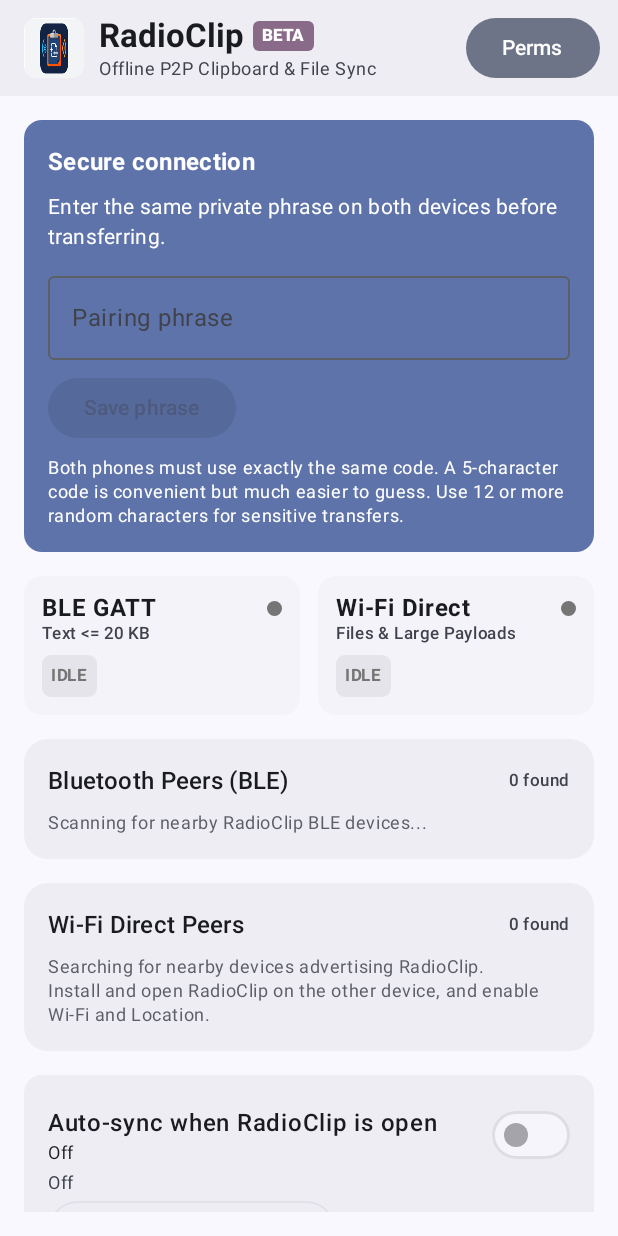
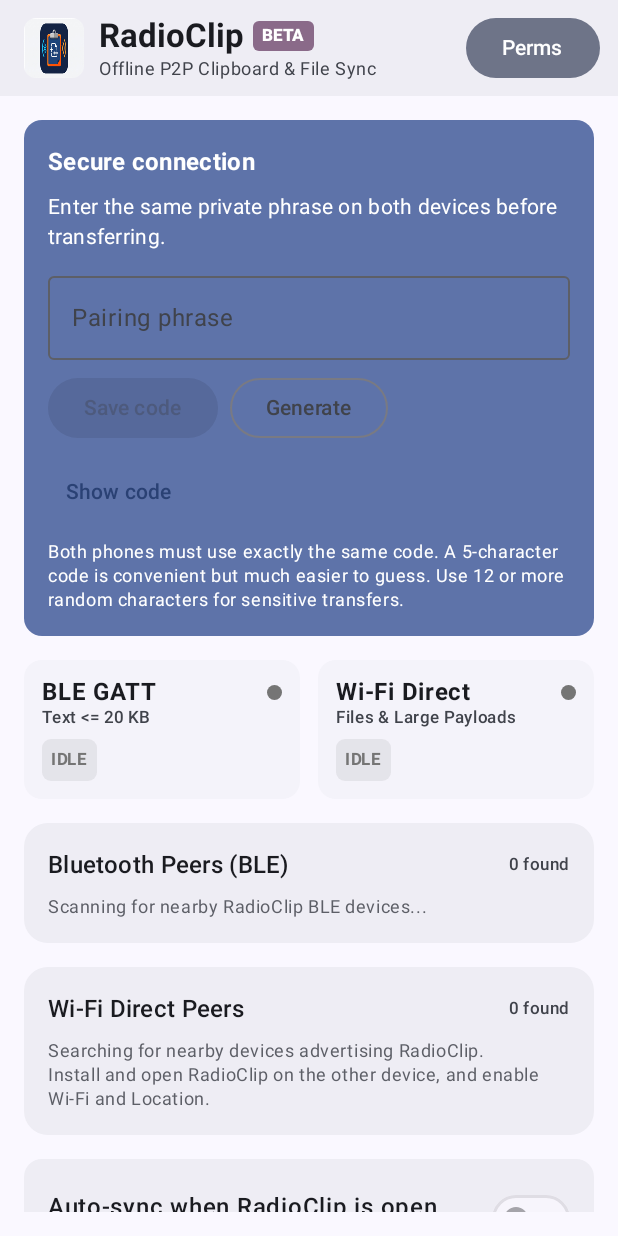
Before and after one commit to almogmaman12/RadioClip, an Android app built with Jetpack Compose: the screen it shows after launch (MainActivity), on a phone screen of 412 x 824 dp. Run offline under Robolectric (Android 15) with nearby library versions, the phone set to English and light mode, and no system bars; 2 statements that could not run were skipped.

Commit message:
Add random secure code generator and show/hide pairing code control

```diff
--- a/app/src/main/java/com/almog/radioclip/ui/DashboardScreen.kt
+++ b/app/src/main/java/com/almog/radioclip/ui/DashboardScreen.kt
@@ -38,6 +38,9 @@ import androidx.compose.material3.OutlinedTextField
 import androidx.compose.material3.Scaffold
 import androidx.compose.material3.Surface
 import androidx.compose.material3.Switch
+import androidx.compose.material3.TextButton
+import androidx.compose.ui.text.input.VisualTransformation
+import java.security.SecureRandom
 import androidx.compose.ui.text.input.PasswordVisualTransformation
 import androidx.compose.material3.Text
 import androidx.compose.material3.TopAppBar
@@ -90,6 +93,7 @@ fun DashboardScreen(
     val context = LocalContext.current
     var textInput by remember { mutableStateOf("") }
     var pairingPhrase by remember { mutableStateOf("") }
+    var revealPairing by remember { mutableStateOf(false) }
 
     val filePickerLauncher = rememberLauncherForActivityResult(
         contract = ActivityResultContracts.OpenDocument()
@@ -192,22 +196,42 @@ fun DashboardScreen(
                             onValueChange = { pairingPhrase = it },
                             modifier = Modifier.fillMaxWidth(),
                             singleLine = true,
-                            visualTransformation = PasswordVisualTransformation(),
+                            visualTransformation = if (revealPairing) VisualTransformation.None
+                                else PasswordVisualTransformation(),
                             label = { Text(if (pairingConfigured) "Change pairing phrase" else "Pairing phrase") },
                             placeholder = { Text("5+ characters, 12+ recommended") }
                         )
-                        Row(horizontalArrangement = Arrangement.spacedBy(8.dp)) {
+                        Row(
+                            horizontalArrangement = Arrangement.spacedBy(8.dp),
+                            verticalAlignment = Alignment.CenterVertically
+                        ) {
                             Button(
                                 enabled = pairingPhrase.length >= 5,
                                 onClick = {
                                     onPairingPhrase(pairingPhrase)
                                     pairingPhrase = ""
+                                    revealPairing = false
                                 }
                             ) {
-                                Text(if (pairingConfigured) "Update" else "Save phrase")
+                                Text(if (pairingConfigured) "Update code" else "Save code")
+                            }
+                            OutlinedButton(
+                                onClick = {
+                                    val letters = "ABCDEFGHJKLMNPQRSTUVWXYZ23456789"
+                                    val random = SecureRandom()
+                                    pairingPhrase = (1..10)
+                                        .map { letters[random.nextInt(letters.length)] }
+                                        .joinToString("")
+                                    revealPairing = true
+                                }
+                            ) { Text("Generate") }
+                        }
+                        Row(verticalAlignment = Alignment.CenterVertically) {
+                            TextButton(onClick = { revealPairing = !revealPairing }) {
+                                Text(if (revealPairing) "Hide code" else "Show code")
                             }
                             if (pairingConfigured) {
-                                OutlinedButton(onClick = onForgetPairing) { Text("Forget") }
+                                TextButton(onClick = onForgetPairing) { Text("Forget saved code") }
                             }
                         }
                         pairingError?.let { error ->
```
